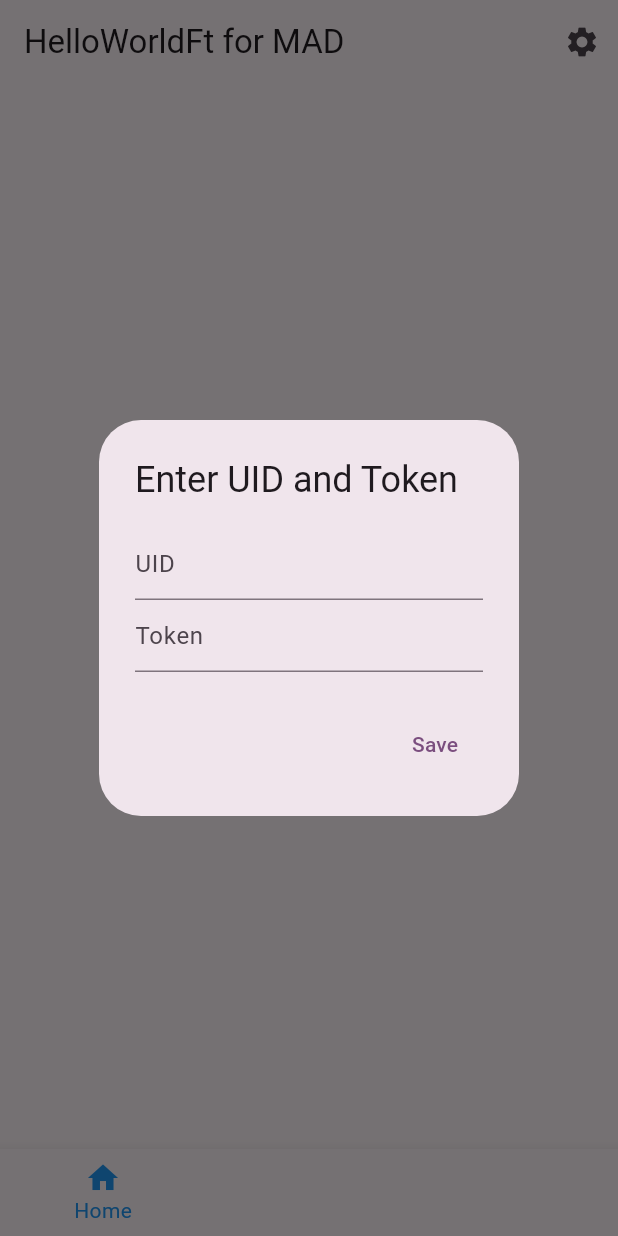
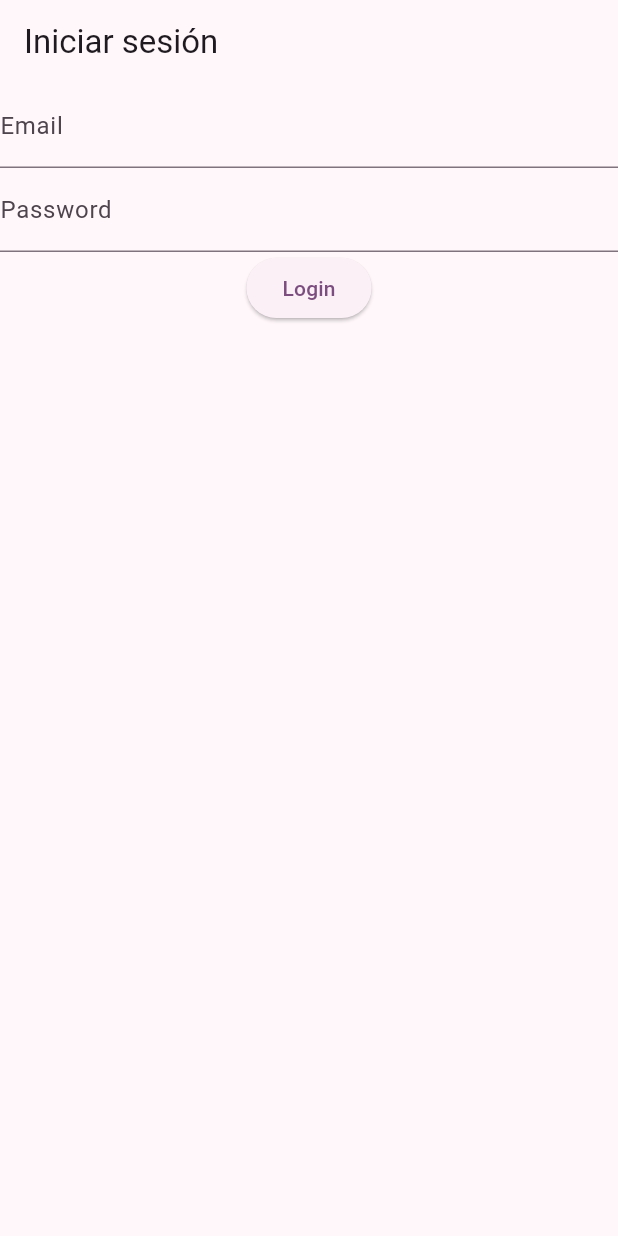
Before and after one commit to dtsekov/DrinkingWaterNavigation, a Flutter app: the screen it shows after launch, on a phone screen of 412 x 824 dp. Run offline on Flutter 3.47's test engine with Material 3 defaults, Android fonts, the phone set to English and light mode, and no system bars; our stand-ins replace firebase_auth, firebase_core, flutter_map, fluttertoast, geolocator, latlong2 and 3 more; accounts and stored records are empty.

Commit message:
- Added map reading from database - Added firebase auth with email and password

```diff
--- a/lib/app.dart
+++ b/lib/app.dart
@@ -1,17 +1,34 @@
+import 'package:firebase_auth/firebase_auth.dart';
+import 'package:firebase_core/firebase_core.dart';
 import 'package:flutter/material.dart';
 import 'main_screen.dart';
+import 'login_screen.dart';
 
-void main() {
+void main() async {
+  WidgetsFlutterBinding.ensureInitialized();
+  await Firebase.initializeApp();
   runApp(const MyApp());
 }
 
 class MyApp extends StatelessWidget {
   const MyApp({super.key});
   @override
+  @override
   Widget build(BuildContext context) {
     return MaterialApp(
-      title: 'Flutter Demo',
-      home: MainScreen(),
+      title: 'Flutter MAD helloworldft',
+      home: StreamBuilder<User?>(
+        stream: FirebaseAuth.instance.authStateChanges(),
+        builder: (context, snapshot) {
+          if (snapshot.connectionState == ConnectionState.active) {
+            if (snapshot.data != null) {
+              return MainScreen(); // Usuario está logueado
+            }
+            return LoginScreen(); // Usuario no está logueado
+          }
+          return CircularProgressIndicator(); // Esperando conexión
+        },
+      ),
       theme: ThemeData(
         colorScheme: ColorScheme.fromSeed(seedColor: Colors.purple),
         useMaterial3: true,
--- /dev/null
+++ b/lib/login_screen.dart
@@ -0,0 +1,49 @@
+import 'package:firebase_auth/firebase_auth.dart';
+import 'package:flutter/material.dart';
+class LoginScreen extends StatefulWidget {
+  @override
+  _LoginScreenState createState() => _LoginScreenState();
+}
+class _LoginScreenState extends State<LoginScreen> {
+  final FirebaseAuth _auth = FirebaseAuth.instance;
+  final TextEditingController emailController = TextEditingController();
+  final TextEditingController passwordController = TextEditingController();
+  void _signInWithEmailAndPassword() async {
+    try {
+      final User? user = (await _auth.signInWithEmailAndPassword(
+        email: emailController.text,
+        password: passwordController.text,
+      )).user;
+      if (user != null) {
+        print('Login successful!');
+      } else {
+        print('Login failed!');
+      }
+    } catch (e) {
+      print(e); // Handle the error
+    }
+  }
+  @override
+  Widget build(BuildContext context) {
+    return Scaffold(
+        appBar: AppBar(title: Text("Iniciar sesión")),
+    body: Column(
+      children: <Widget>[
+        TextField(
+          controller: emailController,
+          decoration: InputDecoration(labelText: 'Email'),
+        ),
+        TextField(
+          controller: passwordController,
+          decoration: InputDecoration(labelText: 'Password'),
+          obscureText: true,
+        ),
+        ElevatedButton(
+          onPressed: _signInWithEmailAndPassword,
+          child: Text('Login'),
+        ),
+      ],
+    ),
+    );
+  }
+}
--- a/lib/main_screen.dart
+++ b/lib/main_screen.dart
@@ -3,6 +3,10 @@ import 'screens/splash_screen.dart';
 import 'screens/second_screen.dart';
 import 'screens/third_screen.dart';
 import 'screens/map_screen.dart';
+import 'package:firebase_core/firebase_core.dart';
+import 'package:firebase_auth/firebase_auth.dart';
+import 'login_screen.dart';
+
 
 
 
@@ -51,7 +55,7 @@ class _MainScreenState extends State<MainScreen> {
 
         ],
         currentIndex: _selectedIndex,
-        selectedItemColor: Colors.blue,
+        selectedItemColor: Colors.purple,
         onTap: _onItemTapped,
       ),
     );
--- a/lib/screens/second_screen.dart
+++ b/lib/screens/second_screen.dart
@@ -130,7 +130,6 @@ class _SecondScreenState extends State<SecondScreen> {
               subtitle: Text('Latitude: ${coord[1]}, Longitude: ${coord[2]}', style: TextStyle(color: Colors.blue)),
 
             );
-
           } else {
             var dbIndex = index - _coordinates.length;
             var coord = _dbCoordinates[dbIndex];
--- a/pubspec.yaml
+++ b/pubspec.yaml
@@ -28,11 +28,12 @@ environment:
 # the latest version available on pub.dev. To see which dependencies have newer
 # versions available, run `flutter pub outdated`.
 dependencies:
-  fluttertoast: ^8.0.8
+  fluttertoast: ^8.2.12
   shared_preferences: ^2.5.3
   flutter:
     sdk: flutter
-
+  firebase_core: ^3.13.1
+  firebase_auth: ^5.5.4
   logger: ^2.5.0
   geolocator: ^11.0.0
   path_provider: ^2.0.9
```
Also changed, not shown: lib/screens/map_screen.dart (+64 -67 lines), lib/screens/settings_screen.dart (+62 -1 lines), pubspec.lock, 8 other files.
